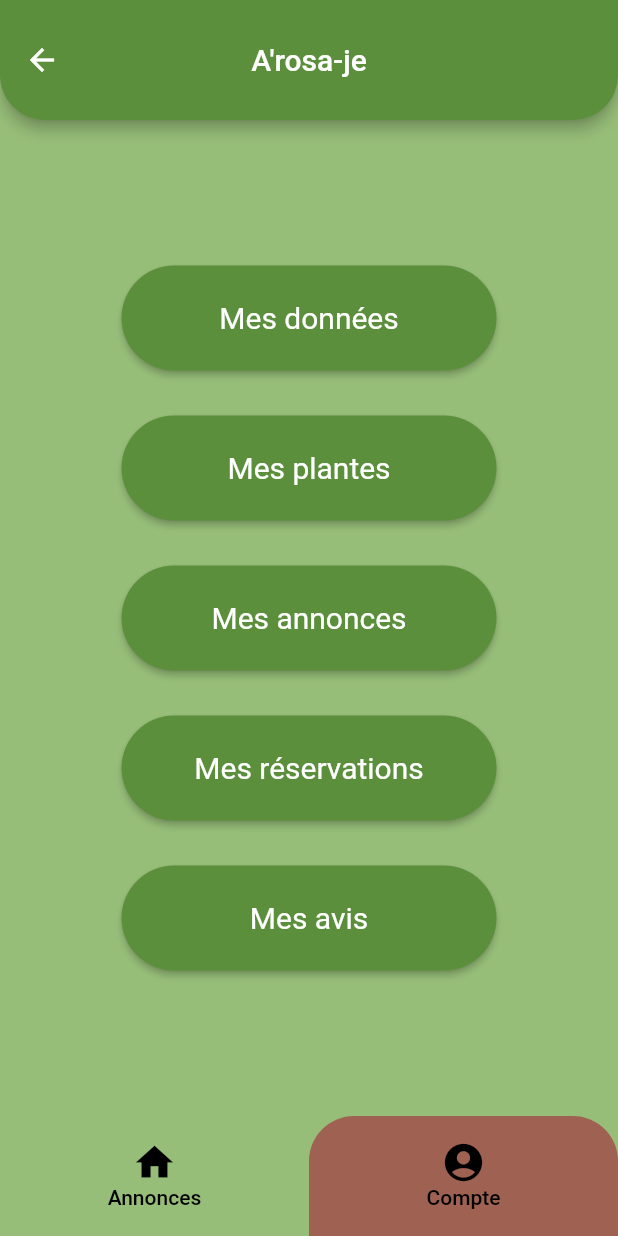
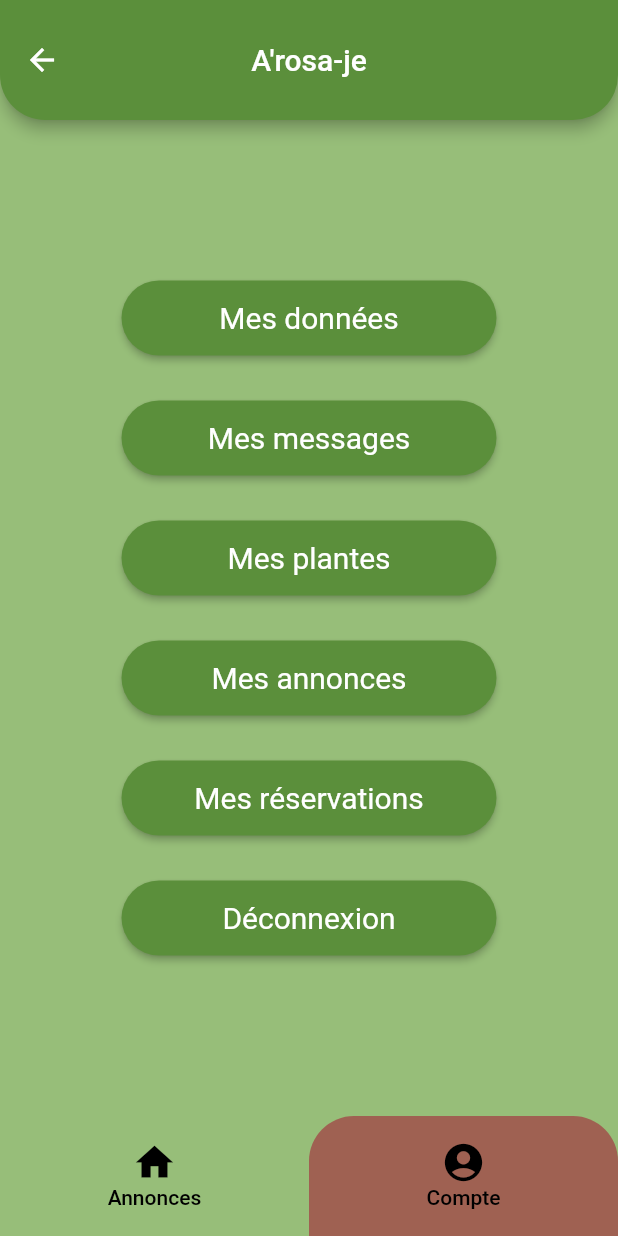
Before and after one commit to bambouzelle/MSPR, a Flutter app: the MyStatefulWidget screen opened directly, tab 2 chosen, on a phone screen of 412 x 824 dp. Run offline on Flutter 3.47's test engine with Material 2 defaults, Android fonts, the light colour scheme and no system bars; network calls fail.

Commit message:
messages page

```diff
--- a/frontend/lib/screens/home_page.dart
+++ b/frontend/lib/screens/home_page.dart
@@ -2,6 +2,7 @@ import 'package:flutter/material.dart';
 import 'package:frontend/screens/create_reservation_page.dart';
 import '../main.dart';
 import 'my_plant.dart';
+import 'messages.dart';
 import 'annonce_details_page.dart';
 import 'package:frontend/styles/styles.dart';
 
@@ -127,6 +128,18 @@ class _MyStatefulWidgetState extends State<MyStatefulWidget>
                           Navigator.push(
                             context,
                             MaterialPageRoute(
+                                builder: (context) => MessageScreen()),
+                          );
+                        },
+                        style: elevatedButtonStyle(),
+                        child: const Text('Mes messages'),
+                      ),
+                      const SizedBox(height: 30),
+                      ElevatedButton(
+                        onPressed: () {
+                          Navigator.push(
+                            context,
+                            MaterialPageRoute(
                                 builder: (context) => const MyPlants()),
                           );
                         },
@@ -167,7 +180,7 @@ class _MyStatefulWidgetState extends State<MyStatefulWidget>
                           //);
                         },
                         style: elevatedButtonStyle(),
-                        child: const Text('Mes avis'),
+                        child: const Text('Déconnexion'),
                       ),
                       const SizedBox(height: 0),
                     ]),
@@ -187,17 +200,17 @@ class _MyStatefulWidgetState extends State<MyStatefulWidget>
                 borderRadius: BorderRadius.only(
                     topLeft: Radius.circular(30),
                     topRight: Radius.circular(30))),
-            tabs: <Widget>[
+            tabs: const <Widget>[
               Tab(
                   child: Column(
-                children: const <Widget>[
+                children: <Widget>[
                   Icon(Icons.home, color: Colors.black, size: 30),
                   Text("Annonces", style: TextStyle(color: Colors.black)),
                 ],
               )),
               Tab(
                   child: Column(
-                children: const <Widget>[
+                children: <Widget>[
                   Icon(Icons.account_circle, color: Colors.black, size: 30),
                   Text(
                     "Compte",
--- a/frontend/lib/styles/styles.dart
+++ b/frontend/lib/styles/styles.dart
@@ -3,12 +3,13 @@ import 'package:flutter/material.dart';
 //colors
 const primaryColor = Color(0XFF97be79);
 const secondaryColor = Color(0XFF5b8f3b);
+const buttonColor = Color(0XFF9f6152);
 
 elevatedButtonStyle() {
   return ElevatedButton.styleFrom(
     textStyle: const TextStyle(fontSize: 20, color: Colors.white),
     backgroundColor: secondaryColor,
-    minimumSize: const Size(250, 70),
+    minimumSize: const Size(250, 50),
     shape: RoundedRectangleBorder(
       borderRadius: BorderRadius.circular(50),
     ),
```
Also changed, not shown: frontend/lib/screens/messages.dart (added, +251 -0 lines), frontend/flutter_01.png (added), frontend/lib/screens/profile.dart (added), frontend/lib/screens/register.dart (added), frontend/pubspec.lock.
